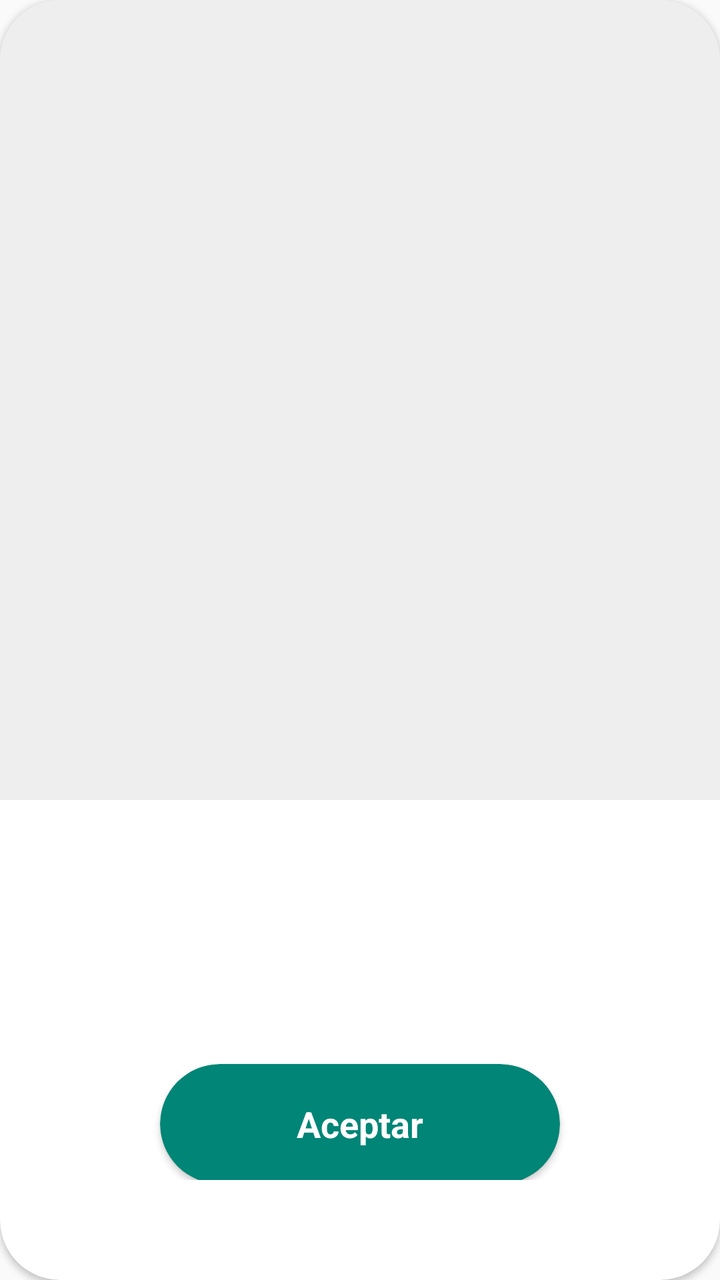
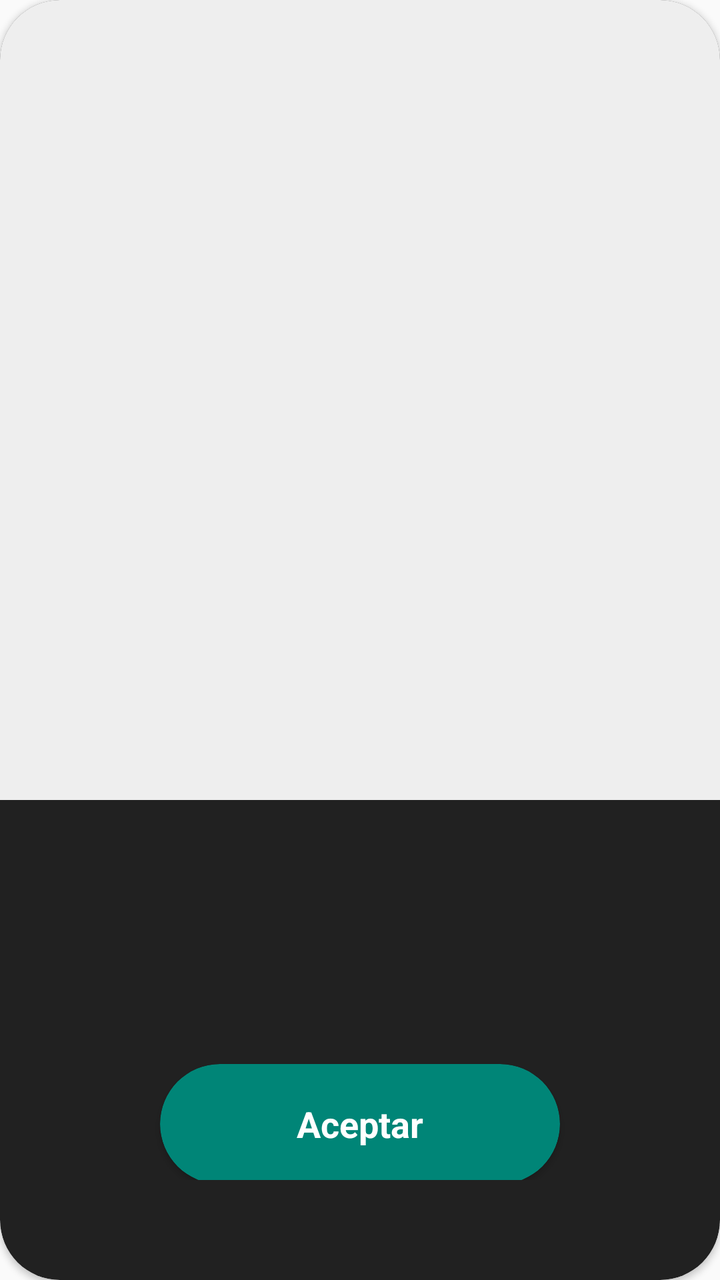

Before-and-after screenshots of an Android layout around one commit, followed by the original layout XML and the change that was made.
<!-- AndroidManifest.xml: application theme AppTheme -->
<!-- res/layout/dialog_image_btn.xml -->
<?xml version="1.0" encoding="utf-8"?>
<android.support.v7.widget.CardView xmlns:android="http://schemas.android.com/apk/res/android"
    android:layout_width="match_parent"
    android:layout_height="wrap_content"
    xmlns:app="http://schemas.android.com/apk/res-auto"
    app:cardCornerRadius="30dp"
    android:layout_margin="50dp">


    <LinearLayout
        android:layout_width="match_parent"
        android:layout_height="match_parent"
        android:orientation="vertical">

        <ImageView android:id="@+id/img"
            android:layout_width="match_parent"
            android:layout_height="400dp"
            android:src="@color/grey_200"/>


    <LinearLayout
        android:layout_width="match_parent"
        android:layout_height="match_parent"
        android:orientation="vertical"
        android:padding="50dp"
        android:gravity="center">



        <LinearLayout android:id="@+id/llProgress"
            android:layout_width="match_parent"
            android:layout_height="wrap_content"
            android:orientation="vertical"
            android:visibility="invisible">

            <ProgressBar android:id="@+id/pb"
                android:layout_width="30dp"
                android:layout_height="30dp"
                android:layout_gravity="center"/>
            <TextView
                android:layout_width="match_parent"
                android:layout_height="wrap_content"
                android:text="please wait..."
                android:textColor="@android:color/black"
                android:gravity="center"
                android:textSize="10sp"
                android:padding="10dp"/>

        </LinearLayout>




        <android.support.v7.widget.CardView
            android:id="@+id/btnCargaInicial"
            android:layout_width="200dp"
            android:layout_height="60dp"
            android:layout_gravity="center"
            app:cardCornerRadius="30dp"
            app:cardBackgroundColor="@color/colorPrimary"
            android:layout_marginTop="20dp">

            <TextView
                android:layout_width="match_parent"
                android:layout_height="match_parent"
                android:text="Aceptar"
                android:gravity="center"
                android:textSize="18sp"
                android:textColor="@color/white"
                android:textStyle="bold"/>

        </android.support.v7.widget.CardView>

        <TextView android:id="@+id/tvMessage"
            android:layout_width="match_parent"
            android:layout_height="wrap_content"
            android:padding="10dp"
            android:text=""
            android:textColor="@android:color/black"
            android:gravity="center"
            android:textStyle="bold"/>
    </LinearLayout>
</LinearLayout>
</android.support.v7.widget.CardView>
<!-- resources referenced by this layout -->
<resources>
  <color name="colorPrimary">#008577</color>
  <color name="grey_200">#EEEEEE</color>
  <color name="white">#FFFFFF</color>
  <style name="AppTheme" parent="Theme.AppCompat.Light.DarkActionBar">
          
          <item name="colorPrimary">@color/colorPrimary</item>
          <item name="colorPrimaryDark">@color/colorPrimaryDark</item>
          <item name="colorAccent">@color/colorAccent</item>
      </style>
  <color name="colorPrimaryDark">#00574B</color>
  <color name="colorAccent">#D81B60</color>
</resources>

<!-- the commit's change to res/layout/dialog_image_btn.xml (unified diff, before → after) -->
@@ -4,7 +4,8 @@
     android:layout_height="wrap_content"
     xmlns:app="http://schemas.android.com/apk/res-auto"
     app:cardCornerRadius="30dp"
-    android:layout_margin="50dp">
+    android:layout_margin="50dp"
+    app:cardBackgroundColor="@color/gray_900">
 
 
     <LinearLayout
@@ -15,7 +16,8 @@
         <ImageView android:id="@+id/img"
             android:layout_width="match_parent"
             android:layout_height="400dp"
-            android:src="@color/grey_200"/>
+            android:src="@color/grey_200"
+            android:scaleType="fitXY"/>
 
 
     <LinearLayout
@@ -41,7 +43,7 @@
                 android:layout_width="match_parent"
                 android:layout_height="wrap_content"
                 android:text="please wait..."
-                android:textColor="@android:color/black"
+                android:textColor="@android:color/white"
                 android:gravity="center"
                 android:textSize="10sp"
                 android:padding="10dp"/>
@@ -76,7 +78,7 @@
             android:layout_height="wrap_content"
             android:padding="10dp"
             android:text=""
-            android:textColor="@android:color/black"
+            android:textColor="@android:color/white"
             android:gravity="center"
             android:textStyle="bold"/>
     </LinearLayout>
<!-- resource entries referenced after the edit -->
@@ -1,6 +1,7 @@
 <!-- resources referenced by this layout -->
 <resources>
   <color name="colorPrimary">#008577</color>
+  <color name="gray_900">#212121</color>
   <color name="grey_200">#EEEEEE</color>
   <color name="white">#FFFFFF</color>
   <style name="AppTheme" parent="Theme.AppCompat.Light.DarkActionBar">
